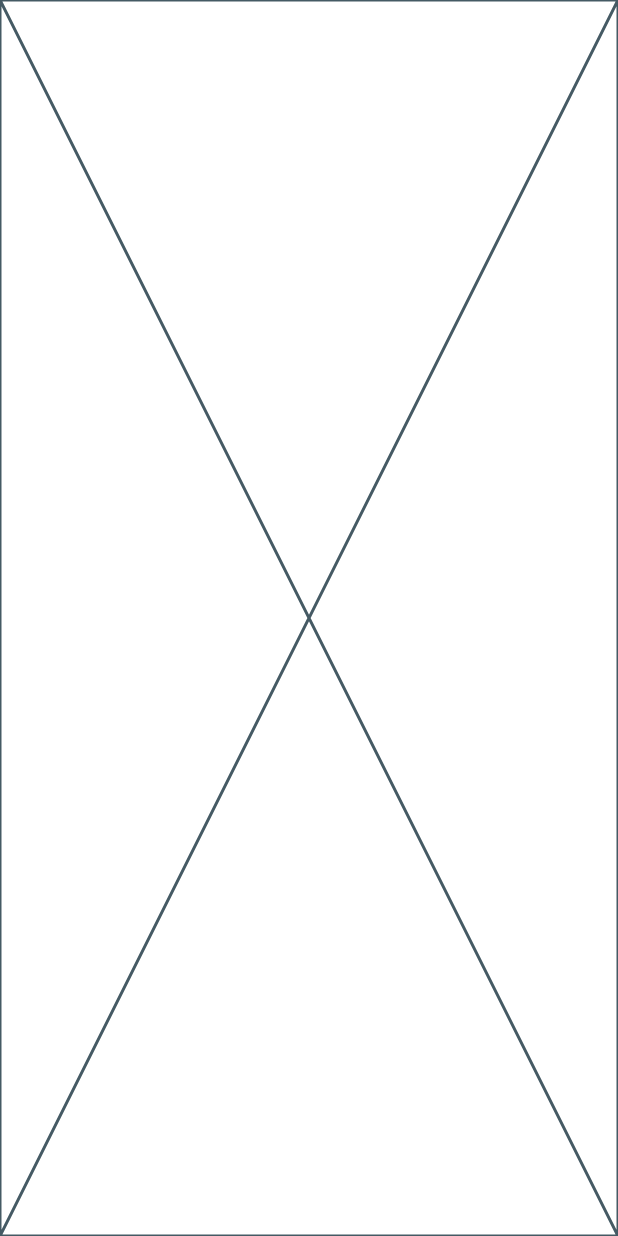
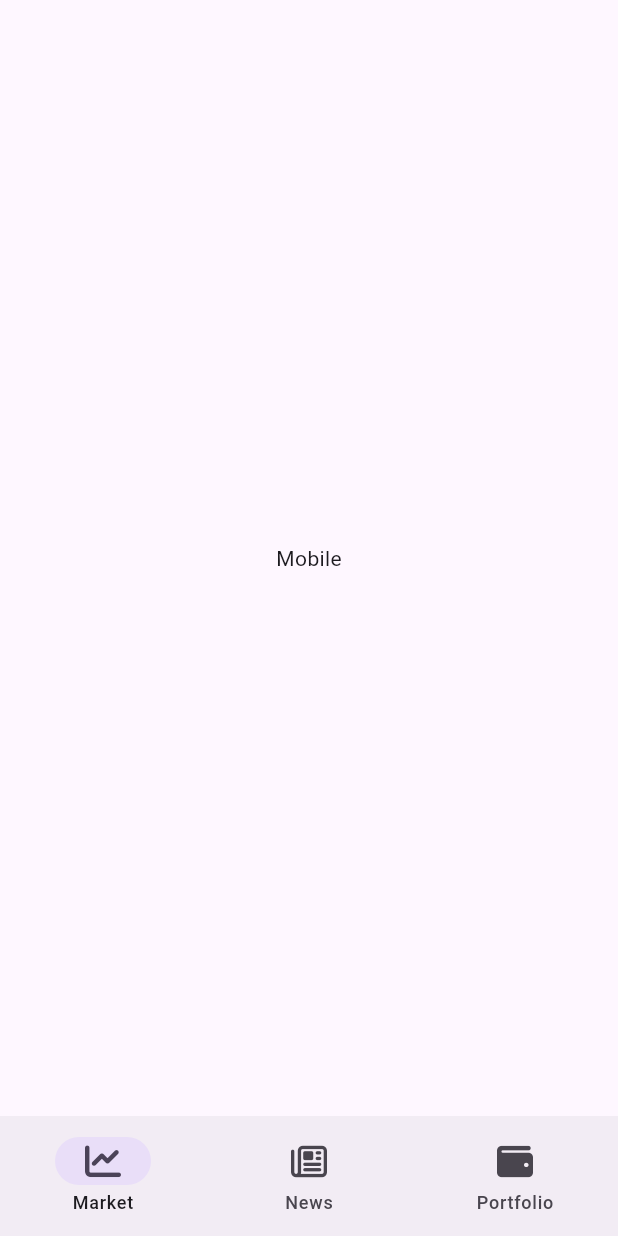
Before and after one commit to vishnu303/ChainIQ, a Flutter app: the screen it shows after launch, on a phone screen of 412 x 824 dp. Run offline on Flutter 3.47's test engine with Material 3 defaults, Android fonts, the phone set to English and light mode, and no system bars; our stand-ins replace font_awesome_flutter.

Commit message:
Android/Tab/Desktop-Create responsive widget and navigation

```diff
--- /dev/null
+++ b/lib/core/constants/constants.dart
@@ -0,0 +1,4 @@
+// Responsive layout
+
+const mobileSize = 600;
+const desktopSize = 1200;
--- /dev/null
+++ b/lib/core/responsive/responsive_layout.dart
@@ -0,0 +1,35 @@
+import 'package:chainiq/core/constants/constants.dart';
+import 'package:flutter/material.dart';
+
+class ResponsiveLayout extends StatelessWidget {
+  final Widget mobile;
+  final Widget tablet;
+  final Widget desktop;
+
+  const ResponsiveLayout({
+    super.key,
+    required this.mobile,
+    required this.tablet,
+    required this.desktop,
+  });
+
+  static bool isMobile(BuildContext context) =>
+      MediaQuery.sizeOf(context).width < mobileSize;
+  static bool isTablet(BuildContext context) =>
+      MediaQuery.sizeOf(context).width >= mobileSize &&
+      MediaQuery.sizeOf(context).width < desktopSize;
+  static bool isDesktop(BuildContext context) =>
+      MediaQuery.sizeOf(context).width >= desktopSize;
+
+  @override
+  Widget build(BuildContext context) {
+    final Size size = MediaQuery.sizeOf(context);
+    if (size.width >= desktopSize) {
+      return desktop;
+    } else if (size.width >= mobileSize && size.width <= desktopSize) {
+      return tablet;
+    } else {
+      return mobile;
+    }
+  }
+}
--- /dev/null
+++ b/lib/features/home/constants/home_constants.dart
@@ -0,0 +1,19 @@
+// Navigation
+
+import 'package:flutter/material.dart';
+import 'package:font_awesome_flutter/font_awesome_flutter.dart';
+
+final List<NavigationDestination> navigationDestinations = const [
+  NavigationDestination(
+    icon: Icon(FontAwesomeIcons.chartLine),
+    label: 'Market',
+  ),
+  NavigationDestination(
+    icon: Icon(FontAwesomeIcons.newspaper),
+    label: 'News',
+  ),
+  NavigationDestination(
+    icon: Icon(FontAwesomeIcons.wallet),
+    label: 'Portfolio',
+  ),
+];
--- /dev/null
+++ b/lib/features/home/presentation/pages/mobile_home_screen.dart
@@ -0,0 +1,18 @@
+import 'package:chainiq/features/home/constants/home_constants.dart';
+import 'package:flutter/material.dart';
+
+class MobileHomeScreen extends StatelessWidget {
+  const MobileHomeScreen({super.key});
+
+  @override
+  Widget build(BuildContext context) {
+    return Scaffold(
+      body: Center(
+        child: Text('Mobile'),
+      ),
+      bottomNavigationBar: NavigationBar(
+        destinations: navigationDestinations,
+      ),
+    );
+  }
+}
--- a/lib/home/presentation/pages/home_screen.dart
+++ /dev/null
@@ -1,10 +0,0 @@
-import 'package:flutter/material.dart';
-
-class HomeScreen extends StatelessWidget {
-  const HomeScreen({super.key});
-
-  @override
-  Widget build(BuildContext context) {
-    return const Placeholder();
-  }
-}
--- a/lib/main.dart
+++ b/lib/main.dart
@@ -1,4 +1,7 @@
-import 'package:chainiq/home/presentation/pages/home_screen.dart';
+import 'package:chainiq/core/responsive/responsive_layout.dart';
+import 'package:chainiq/features/home/presentation/pages/desktop_home_screen.dart';
+import 'package:chainiq/features/home/presentation/pages/mobile_home_screen.dart';
+import 'package:chainiq/features/home/presentation/pages/tablet_home_screen.dart';
 import 'package:flutter/material.dart';
 
 void main() {
@@ -16,7 +19,11 @@ class MyApp extends StatelessWidget {
         colorScheme: ColorScheme.fromSeed(seedColor: Colors.deepPurple),
         useMaterial3: true,
       ),
-      home: const HomeScreen(),
+      home: const ResponsiveLayout(
+        mobile: MobileHomeScreen(),
+        tablet: TabletHomeScreen(),
+        desktop: DesktopHomeScreen(),
+      ),
     );
   }
 }
--- a/pubspec.yaml
+++ b/pubspec.yaml
@@ -34,6 +34,7 @@ dependencies:
   # The following adds the Cupertino Icons font to your application.
   # Use with the CupertinoIcons class for iOS style icons.
   cupertino_icons: ^1.0.8
+  font_awesome_flutter: ^10.8.0
 
 dev_dependencies:
   flutter_test:
```
Also changed, not shown: lib/features/home/presentation/pages/desktop_home_screen.dart (added, +24 -0 lines), lib/features/home/presentation/pages/tablet_home_screen.dart (added, +20 -0 lines), lib/features/home/presentation/widgets/custom_navigatoinrail.dart (added, +28 -0 lines), pubspec.lock.
